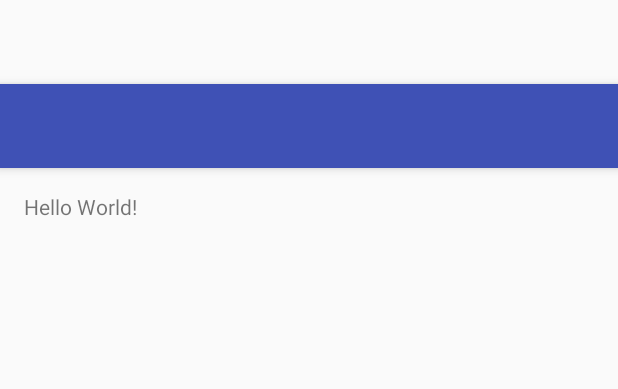
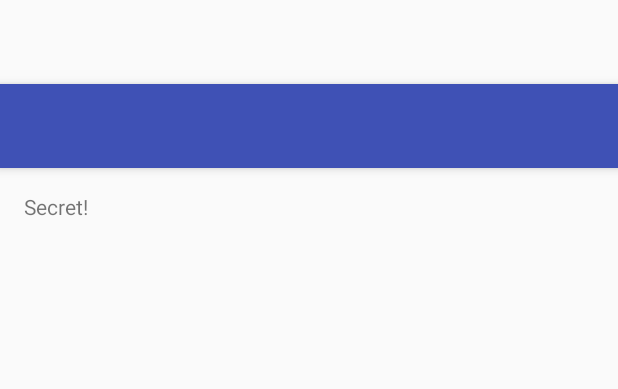
Before and after one commit to sdnuliu/secret, an Android app: the layout app_bar_main.xml on its own in the app's theme, with its tools: preview values and no code run, on a phone screen of 412 x 824 dp. Shown: the top 389 px of the screen. Run offline under Robolectric (Android 15) with nearby library versions, the phone set to English and light mode, and no system bars.

```diff
--- a/app/src/main/res/layout/content_main.xml
+++ b/app/src/main/res/layout/content_main.xml
@@ -17,5 +17,5 @@
     <TextView
         android:layout_width="wrap_content"
         android:layout_height="wrap_content"
-        android:text="Hello World!"/>
+        android:text="Secret!"/>
 </RelativeLayout>
```
Also changed, not shown: 1 other file.
